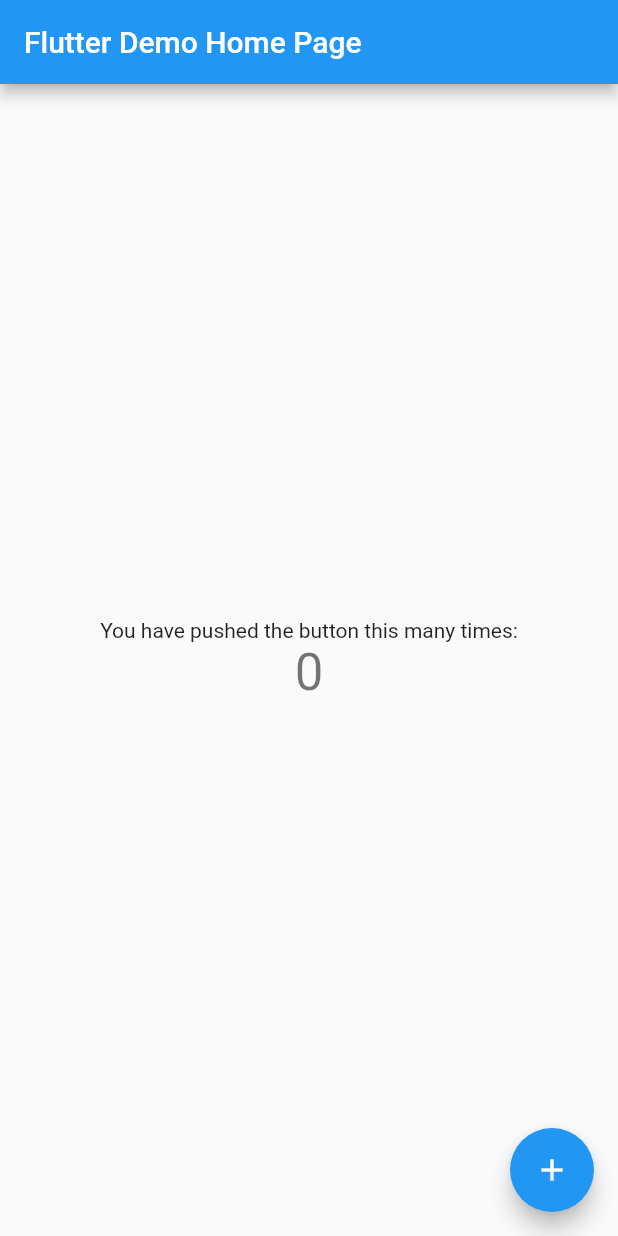
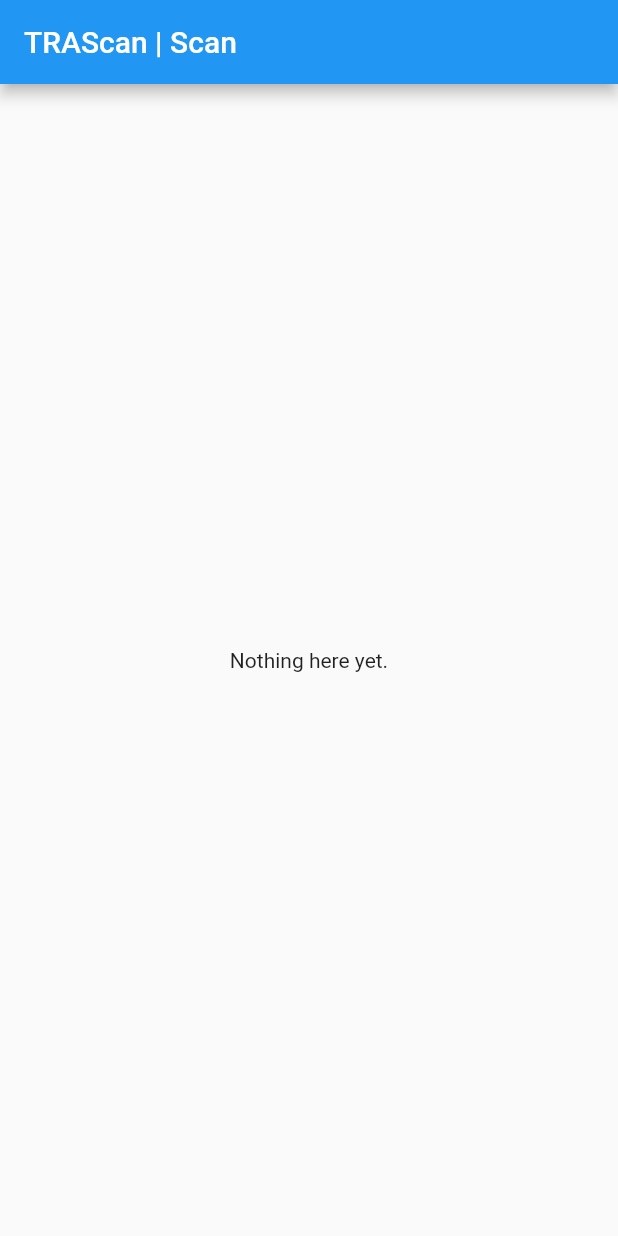
Before and after one commit to ImranR98/MassQR, a Flutter app: the screen it shows after launch, on a phone screen of 412 x 824 dp. Run offline on Flutter 3.47's test engine with Material 2 defaults, Android fonts, the phone set to English and light mode, and no system bars.

Commit message:
Basic routing; empty homepage

```diff
--- a/lib/main.dart
+++ b/lib/main.dart
@@ -1,4 +1,5 @@
 import 'package:flutter/material.dart';
+import 'package:tra_scan/views/home.dart';
 
 void main() {
   runApp(MyApp());
@@ -9,20 +10,15 @@
   @override
   Widget build(BuildContext context) {
     return MaterialApp(
-      title: 'Flutter Demo',
+      title: 'TRAScan',
       theme: ThemeData(
-        // This is the theme of your application.
-        //
-        // Try running your application with "flutter run". You'll see the
-        // application has a blue toolbar. Then, without quitting the app, try
-        // changing the primarySwatch below to Colors.green and then invoke
-        // "hot reload" (press "r" in the console where you ran "flutter run",
-        // or simply save your changes to "hot reload" in a Flutter IDE).
-        // Notice that the counter didn't reset back to zero; the application
-        // is not restarted.
         primarySwatch: Colors.blue,
       ),
-      home: MyHomePage(title: 'Flutter Demo Home Page'),
+      routes: {
+        '/': (context) => HomePage(
+              title: 'TRAScan',
+            ),
+      },
     );
   }
 }
--- /dev/null
+++ b/lib/views/home.dart
@@ -0,0 +1,29 @@
+import 'package:flutter/material.dart';
+
+class HomePage extends StatefulWidget {
+  final String title;
+  HomePage({Key key, this.title}) : super(key: key);
+
+  @override
+  _HomePageState createState() => _HomePageState();
+}
+
+class _HomePageState extends State<HomePage> {
+  @override
+  void initState() {
+    super.initState();
+  }
+
+  @override
+  void dispose() {
+    super.dispose();
+  }
+
+  @override
+  Widget build(BuildContext context) {
+    return Scaffold(
+      appBar: AppBar(title: Text(widget.title + ' | Scan')),
+      body: Center(child: Text('Nothing here yet.')),
+    );
+  }
+}
```
